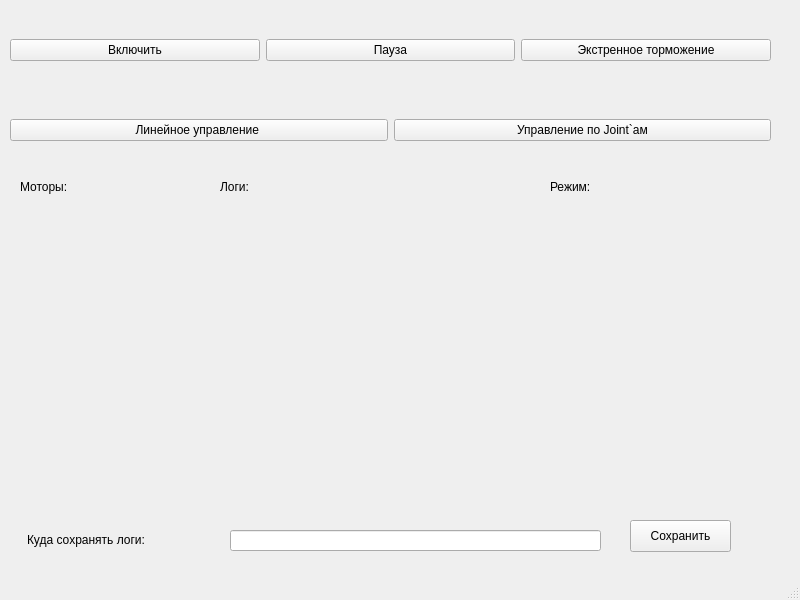
atikin3008/prof, file main.ui: the form before one commit.
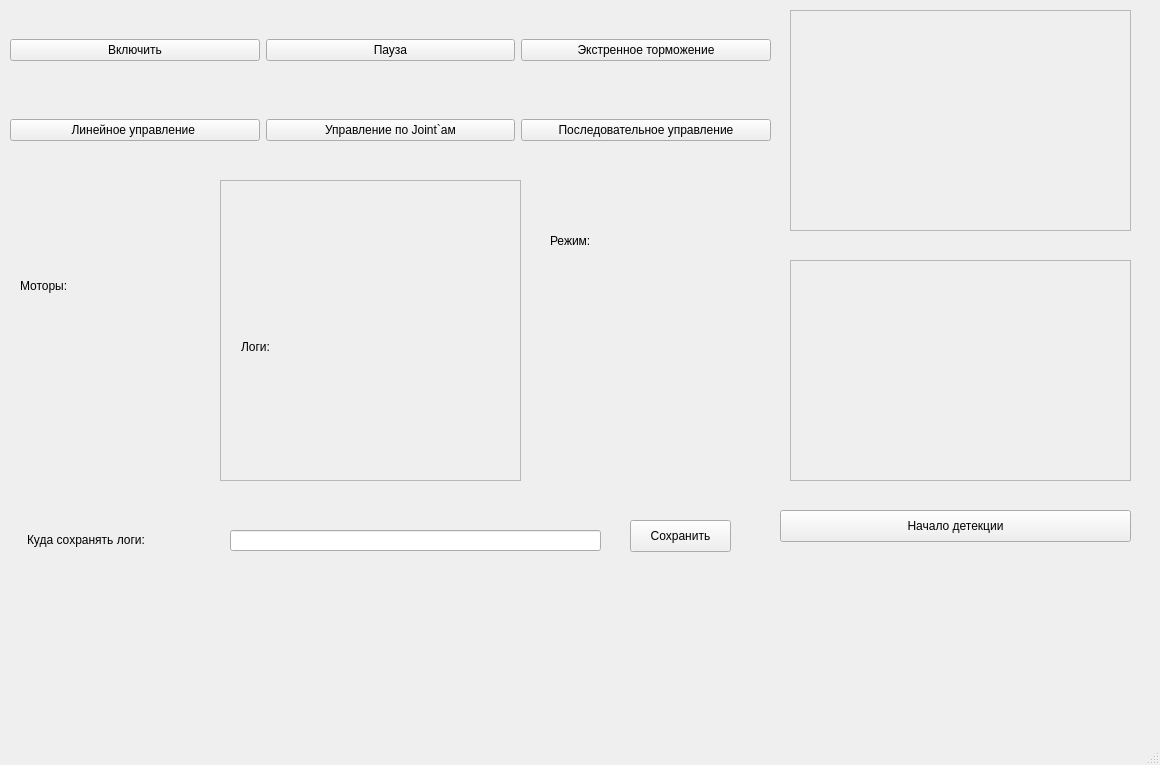
The form after the commit.

What changed in the file:
```diff
--- a/main.ui
+++ b/main.ui
@@ -6,8 +6,8 @@
    <rect>
     <x>0</x>
     <y>0</y>
-    <width>800</width>
-    <height>600</height>
+    <width>1160</width>
+    <height>765</height>
    </rect>
   </property>
   <property name="windowTitle">
@@ -71,6 +71,13 @@
        </property>
       </widget>
      </item>
+     <item>
+      <widget class="QPushButton" name="pushButton_7">
+       <property name="text">
+        <string>Последовательное управление</string>
+       </property>
+      </widget>
+     </item>
     </layout>
    </widget>
    <widget class="QLabel" name="label">
@@ -86,26 +93,7 @@
      <string>Моторы:</string>
     </property>
     <property name="textFormat">
-     <enum>Qt::TextFormat::AutoText</enum>
-    </property>
-    <property name="alignment">
-     <set>Qt::AlignmentFlag::AlignLeading|Qt::AlignmentFlag::AlignLeft|Qt::AlignmentFlag::AlignTop</set>
-    </property>
-   </widget>
-   <widget class="QLabel" name="label_2">
-    <property name="geometry">
-     <rect>
-      <x>220</x>
-      <y>180</y>
-      <width>301</width>
-      <height>311</height>
-     </rect>
-    </property>
-    <property name="text">
-     <string>Логи:</string>
-    </property>
-    <property name="alignment">
-     <set>Qt::AlignmentFlag::AlignLeading|Qt::AlignmentFlag::AlignLeft|Qt::AlignmentFlag::AlignTop</set>
+     <enum>Qt::PlainText</enum>
     </property>
    </widget>
    <widget class="QLineEdit" name="lineEdit">
@@ -156,8 +144,86 @@
     <property name="text">
      <string>Режим: </string>
     </property>
-    <property name="alignment">
-     <set>Qt::AlignmentFlag::AlignLeading|Qt::AlignmentFlag::AlignLeft|Qt::AlignmentFlag::AlignTop</set>
+   </widget>
+   <widget class="QScrollArea" name="scrollArea">
+    <property name="geometry">
+     <rect>
+      <x>220</x>
+      <y>180</y>
+      <width>301</width>
+      <height>301</height>
+     </rect>
+    </property>
+    <property name="widgetResizable">
+     <bool>true</bool>
+    </property>
+    <widget class="QWidget" name="scrollAreaWidgetContents">
+     <property name="geometry">
+      <rect>
+       <x>0</x>
+       <y>0</y>
+       <width>299</width>
+       <height>299</height>
+      </rect>
+     </property>
+     <widget class="QLabel" name="label_2">
+      <property name="geometry">
+       <rect>
+        <x>20</x>
+        <y>10</y>
+        <width>301</width>
+        <height>311</height>
+       </rect>
+      </property>
+      <property name="text">
+       <string>Логи:</string>
+      </property>
+     </widget>
+    </widget>
+   </widget>
+   <widget class="QFrame" name="frame">
+    <property name="geometry">
+     <rect>
+      <x>790</x>
+      <y>10</y>
+      <width>341</width>
+      <height>221</height>
+     </rect>
+    </property>
+    <property name="frameShape">
+     <enum>QFrame::StyledPanel</enum>
+    </property>
+    <property name="frameShadow">
+     <enum>QFrame::Raised</enum>
+    </property>
+   </widget>
+   <widget class="QFrame" name="frame_2">
+    <property name="geometry">
+     <rect>
+      <x>790</x>
+      <y>260</y>
+      <width>341</width>
+      <height>221</height>
+     </rect>
+    </property>
+    <property name="frameShape">
+     <enum>QFrame::StyledPanel</enum>
+    </property>
+    <property name="frameShadow">
+     <enum>QFrame::Raised</enum>
+    </property>
+   </widget>
+   <widget class="QPushButton" name="pushButton_8">
+    <property name="geometry">
+     <rect>
+      <x>780</x>
+      <y>510</y>
+      <width>351</width>
+      <height>32</height>
+     </rect>
+    </property>
+    <property name="text">
+     <string>Начало детекции</string>
     </property>
    </widget>
   </widget>
```
